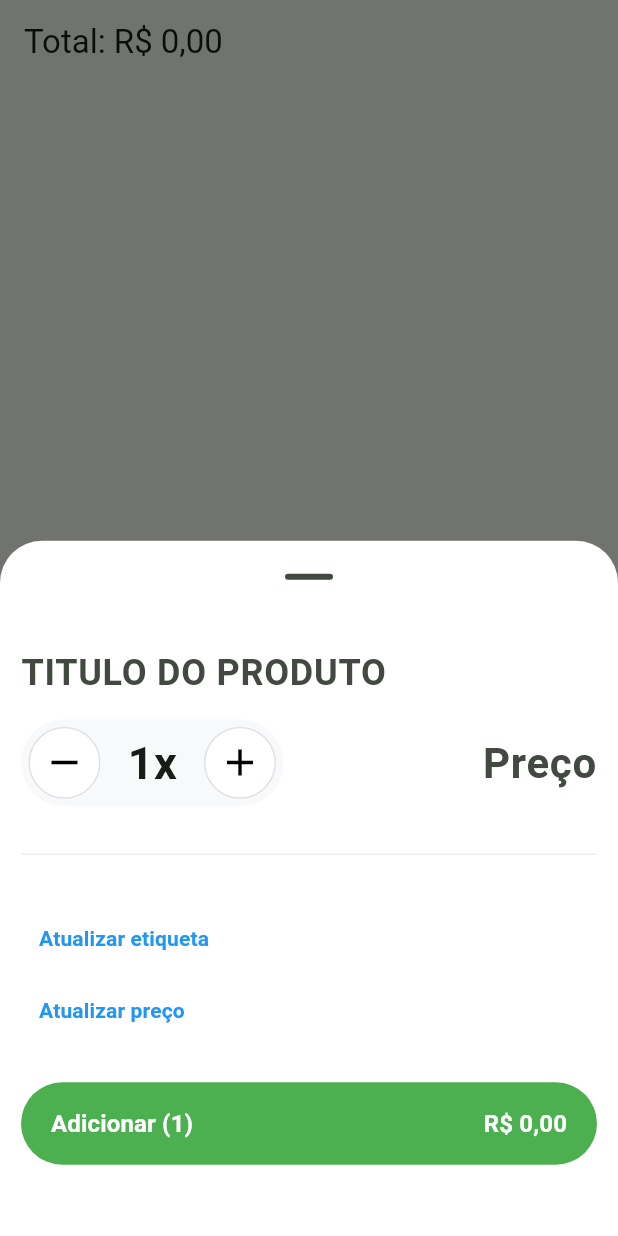
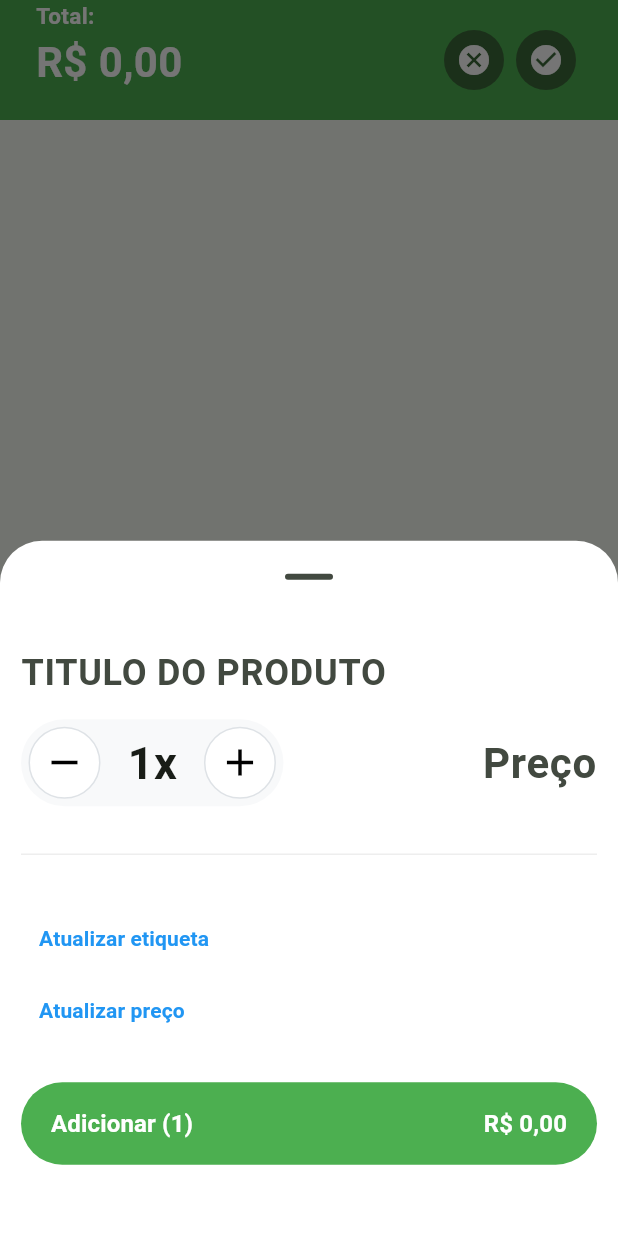
Before and after one commit to devcsuzarte/easy_cart, a Flutter app: the screen it shows after launch, after a tap on an icon or button, on a phone screen of 412 x 824 dp. Run offline on Flutter 3.47's test engine with Material 3 defaults, Android fonts, the phone set to English and light mode, and no system bars; our stand-ins replace currency_text_input_formatter, image_picker, sqflite, stacked; missing offline and left inert: google_mlkit_text_recognition; accounts and stored records are empty.

Commit message:
restyle: cart screen

```diff
--- a/lib/ui/pages/cart/cart_screen.dart
+++ b/lib/ui/pages/cart/cart_screen.dart
@@ -1,6 +1,7 @@
 import 'package:easy_cart/core/constants.dart';
 import 'package:easy_cart/core/database_manager.dart';
 import 'package:easy_cart/data/models/product.dart';
+import 'package:easy_cart/ui/pages/cart/cart_item.dart';
 import 'package:easy_cart/ui/pages/scanner/scan_screen.dart';
 import 'package:easy_cart/utils/format.dart';
 import 'package:flutter/material.dart';
@@ -52,19 +53,68 @@ class _CartScreenState extends State<CartScreen> {
 					tooltip: "Ler etiqueta",
 					child: kFloatingActionIcon
 				),
-				appBar: AppBar(
-					title: Text(
-						'Total: ${FormatUtils.getDisplayPrice(total)}'
-					),
+				appBar: PreferredSize(
+					preferredSize: const Size.fromHeight(80.0),
+					child: Container(
+						padding: EdgeInsets.symmetric(horizontal: 24),
+						color: Colors.green,
+						child: SafeArea(
+							child: Row(
+								mainAxisAlignment: MainAxisAlignment.spaceBetween,
+								children: [
+									Column(
+										crossAxisAlignment: CrossAxisAlignment.start,
+										children: [
+											Text(
+												'Total:',
+												style: TextStyle(
+													fontSize: 15,
+													fontWeight: FontWeight.w700,
+													color: Colors.white
+												),
+											),
+											Text(
+												FormatUtils.getDisplayPrice(total),
+												style: TextStyle(
+													fontSize: 28,
+													fontWeight: FontWeight.w700,
+													color: Colors.white
+												)
+											)
+										],
+									),
+									Row(
+										children: [
+											IconButton.filled(
+												color: Colors.white,
+												onPressed: () {},
+												icon: Icon(
+													Icons.cancel
+												)
+											),
+											IconButton.filled(
+												onPressed: () {},
+												icon: Icon(
+													Icons.check_circle
+												)
+											)
+										],
+									)
+								]
+							)
+						)
+					)
 				),
 				body: Padding(
-				padding: const EdgeInsets.symmetric(horizontal: 8.0),
-				child: ListView.builder(
-					itemBuilder: (context, index) => Row(
-							children: [
-								Text('')
-							]
-						)
+					padding: const EdgeInsets.all(24),
+					child: ListView.separated(
+						itemBuilder: (context, index) => CartItem(
+							label: products[index].title ?? '',
+							amount: products[index].amount ?? 0,
+							price: products[index].price ?? ''
+						),
+						separatorBuilder: (context, index) => const SizedBox(height: 10),
+						itemCount: products.length,
 					)
 				)
 			)
--- a/lib/ui/pages/scanner/scan_screen.dart
+++ b/lib/ui/pages/scanner/scan_screen.dart
@@ -222,7 +222,11 @@ class _ScanScreenState extends State<ScanScreen> {
 							foregroundColor: Colors.white
 						),
 						onPressed: () {
-							model.addItem();
+							model.addItem().whenComplete(
+								(){
+									Navigator.pop(context);
+								}
+							);
 						},
 						child: Padding(
 							padding: const EdgeInsets.all(8.0),
--- a/lib/utils/text.dart
+++ b/lib/utils/text.dart
@@ -1,7 +1,3 @@
-import 'dart:ffi';
-import 'package:easy_cart/ui/widgets/product_cell.dart';
-import 'package:flutter/cupertino.dart';
-
 class TextUtils {
  static String getConvertedPrice(String priceText) {
     String priceConverted = "";
```
Also changed, not shown: lib/ui/pages/cart/cart_item.dart (added, +71 -0 lines), lib/ui/widgets/price_label.dart (deleted, +0 -51 lines), lib/ui/widgets/product_cell.dart (deleted, +0 -50 lines), lib/ui/widgets/product_label.dart (deleted, +0 -55 lines).
